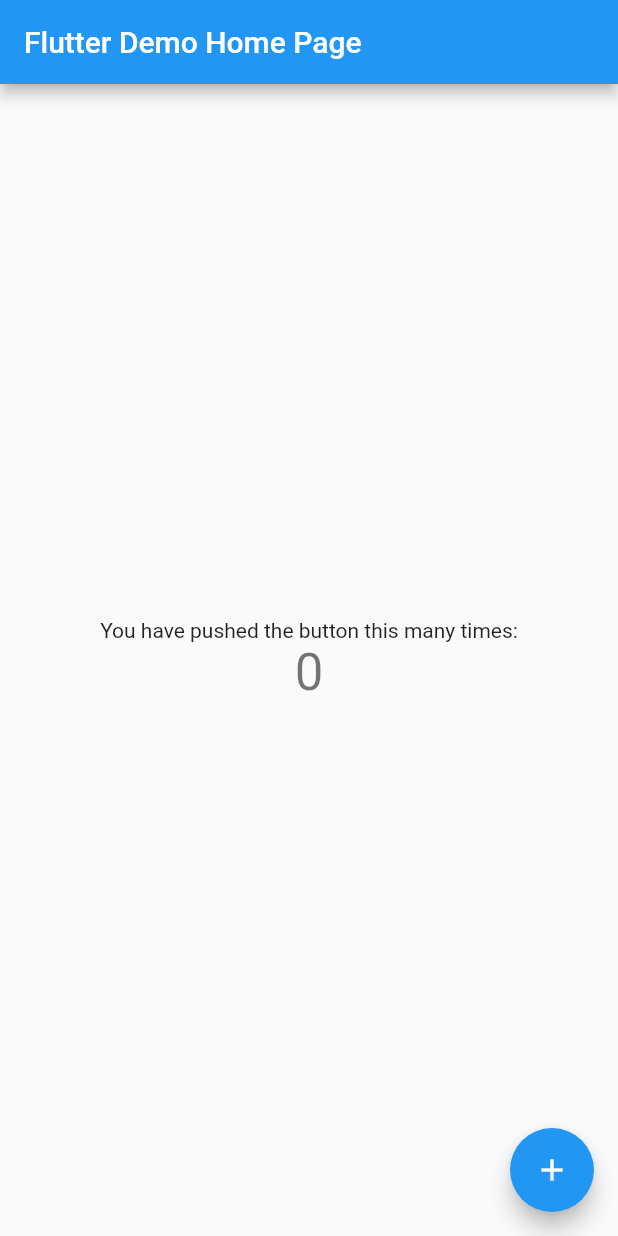
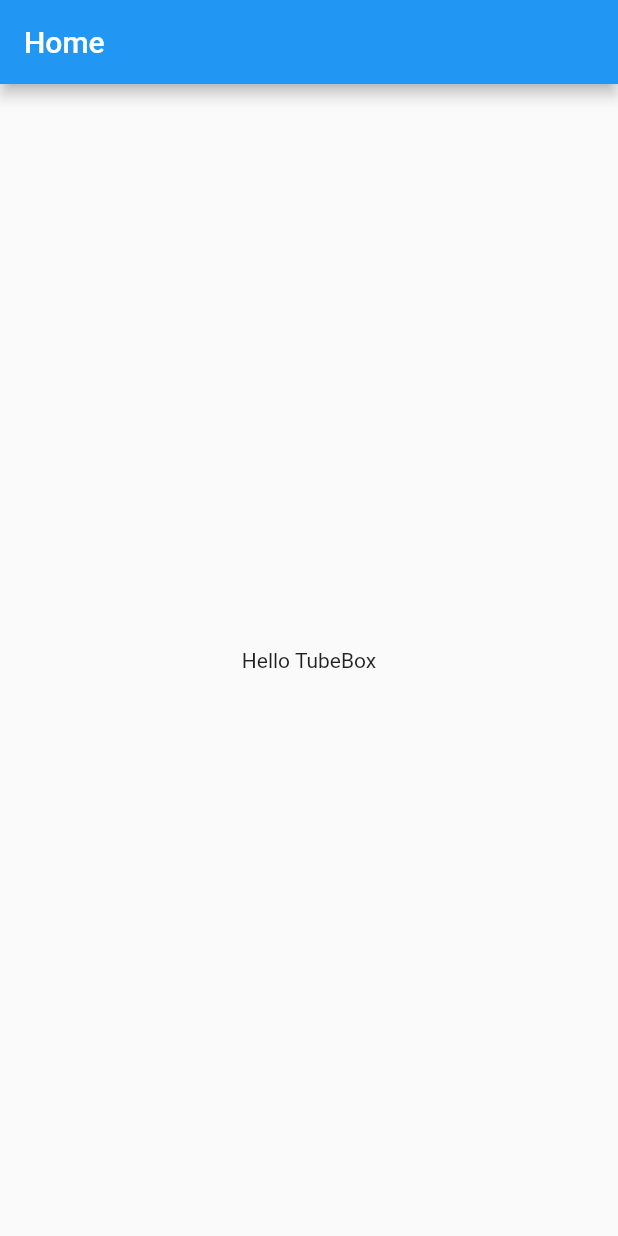
Before and after one commit to edward-jo/tubebox_prototype, a Flutter app: the screen it shows after launch, on a phone screen of 412 x 824 dp. Run offline on Flutter 3.47's test engine with Material 2 defaults, Android fonts, the phone set to English and light mode, and no system bars.

Commit message:
Remove default widget(counter widget)

```diff
--- a/lib/main.dart
+++ b/lib/main.dart
@@ -7,109 +7,30 @@
 class MyApp extends StatelessWidget {
   const MyApp({Key? key}) : super(key: key);
 
-  // This widget is the root of your application.
   @override
   Widget build(BuildContext context) {
     return MaterialApp(
-      title: 'Flutter Demo',
-      theme: ThemeData(
-        // This is the theme of your application.
-        //
-        // Try running your application with "flutter run". You'll see the
-        // application has a blue toolbar. Then, without quitting the app, try
-        // changing the primarySwatch below to Colors.green and then invoke
-        // "hot reload" (press "r" in the console where you ran "flutter run",
-        // or simply save your changes to "hot reload" in a Flutter IDE).
-        // Notice that the counter didn't reset back to zero; the application
-        // is not restarted.
-        primarySwatch: Colors.blue,
-      ),
-      home: const MyHomePage(title: 'Flutter Demo Home Page'),
+      title: 'TubeBox',
+      theme: ThemeData(primarySwatch: Colors.blue),
+      debugShowCheckedModeBanner: false,
+      home: const MyHomePage(),
     );
   }
 }
 
 class MyHomePage extends StatefulWidget {
-  const MyHomePage({Key? key, required this.title}) : super(key: key);
-
-  // This widget is the home page of your application. It is stateful, meaning
-  // that it has a State object (defined below) that contains fields that affect
-  // how it looks.
-
-  // This class is the configuration for the state. It holds the values (in this
-  // case the title) provided by the parent (in this case the App widget) and
-  // used by the build method of the State. Fields in a Widget subclass are
-  // always marked "final".
-
-  final String title;
+  const MyHomePage({Key? key}) : super(key: key);
 
   @override
   State<MyHomePage> createState() => _MyHomePageState();
 }
 
 class _MyHomePageState extends State<MyHomePage> {
-  int _counter = 0;
-
-  void _incrementCounter() {
-    setState(() {
-      // This call to setState tells the Flutter framework that something has
-      // changed in this State, which causes it to rerun the build method below
-      // so that the display can reflect the updated values. If we changed
-      // _counter without calling setState(), then the build method would not be
-      // called again, and so nothing would appear to happen.
-      _counter++;
-    });
-  }
-
   @override
   Widget build(BuildContext context) {
-    // This method is rerun every time setState is called, for instance as done
-    // by the _incrementCounter method above.
-    //
-    // The Flutter framework has been optimized to make rerunning build methods
-    // fast, so that you can just rebuild anything that needs updating rather
-    // than having to individually change instances of widgets.
     return Scaffold(
-      appBar: AppBar(
-        // Here we take the value from the MyHomePage object that was created by
-        // the App.build method, and use it to set our appbar title.
-        title: Text(widget.title),
-      ),
-      body: Center(
-        // Center is a layout widget. It takes a single child and positions it
-        // in the middle of the parent.
-        child: Column(
-          // Column is also a layout widget. It takes a list of children and
-          // arranges them vertically. By default, it sizes itself to fit its
-          // children horizontally, and tries to be as tall as its parent.
-          //
-          // Invoke "debug painting" (press "p" in the console, choose the
-          // "Toggle Debug Paint" action from the Flutter Inspector in Android
-          // Studio, or the "Toggle Debug Paint" command in Visual Studio Code)
-          // to see the wireframe for each widget.
-          //
-          // Column has various properties to control how it sizes itself and
-          // how it positions its children. Here we use mainAxisAlignment to
-          // center the children vertically; the main axis here is the vertical
-          // axis because Columns are vertical (the cross axis would be
-          // horizontal).
-          mainAxisAlignment: MainAxisAlignment.center,
-          children: <Widget>[
-            const Text(
-              'You have pushed the button this many times:',
-            ),
-            Text(
-              '$_counter',
-              style: Theme.of(context).textTheme.headline4,
-            ),
-          ],
-        ),
-      ),
-      floatingActionButton: FloatingActionButton(
-        onPressed: _incrementCounter,
-        tooltip: 'Increment',
-        child: const Icon(Icons.add),
-      ), // This trailing comma makes auto-formatting nicer for build methods.
+      appBar: AppBar(title: const Text('Home')),
+      body: const Center(child: Text('Hello TubeBox')),
     );
   }
 }
```
Also changed, not shown: 1 other file.
